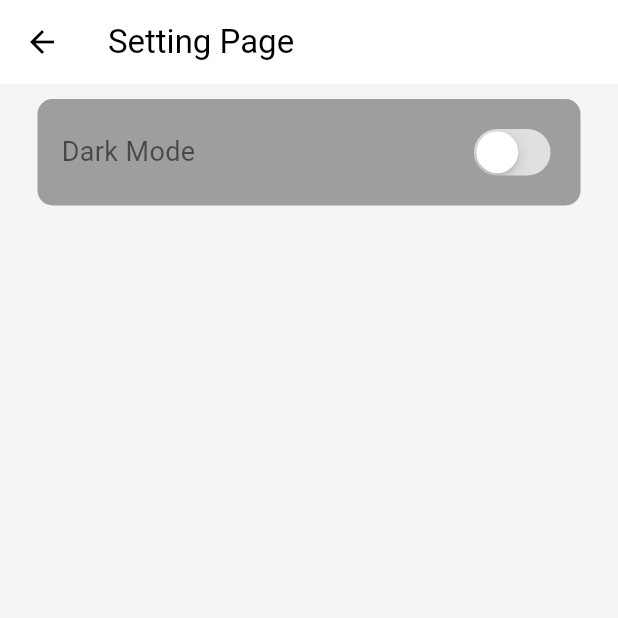
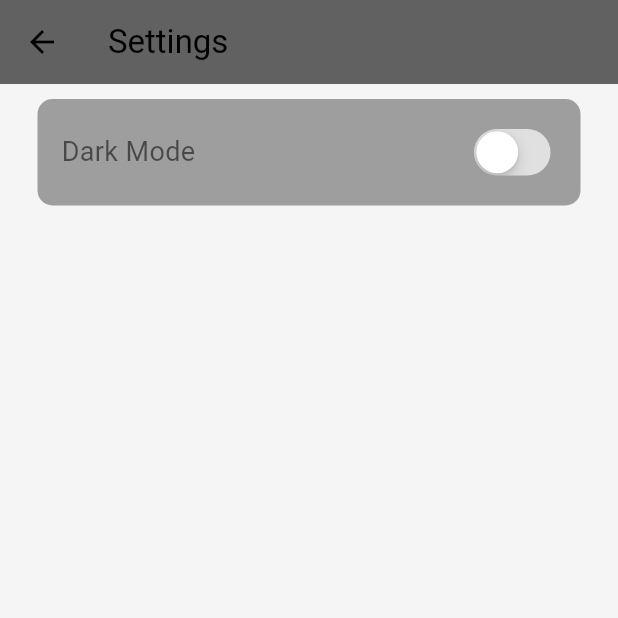
Before and after one commit to ErandaRandikaRox/Food_Dlivery_App_In_Flutter, a Flutter app: the Homepage screen opened directly, in the side drawer, after a tap on "S E T T I N G", on a phone screen of 412 x 824 dp, the top half of it. Run offline on Flutter 3.47's test engine with Material 3 defaults, Android fonts, the phone set to English and light mode, and no system bars; our stand-ins replace flutter_credit_card.

Commit message:
fix the dark theme eroor

```diff
--- a/food_delivery_app/lib/components/my_drawer.dart
+++ b/food_delivery_app/lib/components/my_drawer.dart
@@ -1,6 +1,6 @@
 import 'package:flutter/material.dart';
 import 'package:food_delivery_app/components/my_drawer_tile.dart';
-import 'package:food_delivery_app/pages/Setting_page.dart';
+import 'package:food_delivery_app/pages/setting_page.dart'; // Ensure case matches
 
 class MyDrawer extends StatelessWidget {
   const MyDrawer({super.key});
@@ -21,8 +21,7 @@ class MyDrawer extends StatelessWidget {
                 color: Theme.of(context).colorScheme.inversePrimary,
               ),
             ),
-
-            SizedBox(height: 25),
+            const SizedBox(height: 25),
             MyDrawerTile(
               icon: Icons.home,
               text: "H O M E",
@@ -32,18 +31,24 @@ class MyDrawer extends StatelessWidget {
             ),
             MyDrawerTile(
               icon: Icons.settings,
-              text: "S E T T I N G ",
+              text: "S E T T I N G",
               onTap: () {
+                Navigator.pop(context);
                 Navigator.push(
                   context,
                   MaterialPageRoute(builder: (context) => const SettingPage()),
                 );
               },
             ),
-
-            Spacer(),
-            MyDrawerTile(icon: Icons.logout, text: "L O G O U T", onTap: () {}),
-            SizedBox(height: 25),
+            const Spacer(),
+            MyDrawerTile(
+              icon: Icons.logout,
+              text: "L O G O U T",
+              onTap: () {
+                Navigator.pop(context);
+              },
+            ),
+            const SizedBox(height: 25),
           ],
         ),
       ),
--- a/food_delivery_app/lib/main.dart
+++ b/food_delivery_app/lib/main.dart
@@ -1,6 +1,6 @@
 import 'package:flutter/material.dart';
-import 'package:food_delivery_app/auth/loging_or_register.dart';
-import 'package:food_delivery_app/models/resturant.dart'; // Add this
+import 'package:food_delivery_app/auth/loging_or_register.dart'; // Corrected typo in path
+import 'package:food_delivery_app/models/resturant.dart'; // Corrected typo in 'Restaurant'
 import 'package:food_delivery_app/themes/theme_provider.dart';
 import 'package:provider/provider.dart';
 
@@ -8,8 +8,8 @@ void main() {
   runApp(
     MultiProvider(
       providers: [
-        ChangeNotifierProvider(create: (context) => ThemeProvider()),
-        ChangeNotifierProvider(create: (context) => Restaurant()), // Add this
+        ChangeNotifierProvider(create: (_) => ThemeProvider()),
+        ChangeNotifierProvider(create: (_) => Restaurant()),
       ],
       child: const MyApp(),
     ),
@@ -24,7 +24,7 @@ class MyApp extends StatelessWidget {
     return MaterialApp(
       debugShowCheckedModeBanner: false,
       home: const LoginOrRegister(),
-      theme: context.watch<ThemeProvider>().themedata,
+      theme: Provider.of<ThemeProvider>(context).themedata, // Dynamic theme
     );
   }
 }
--- a/food_delivery_app/lib/pages/Setting_page.dart
+++ b/food_delivery_app/lib/pages/Setting_page.dart
@@ -1,7 +1,7 @@
 import 'package:flutter/cupertino.dart';
 import 'package:flutter/material.dart';
 import 'package:provider/provider.dart';
-import 'package:food_delivery_app/themes/Theme_provider.dart';
+import 'package:food_delivery_app/themes/theme_provider.dart'; // Adjust path
 
 class SettingPage extends StatelessWidget {
   const SettingPage({super.key});
@@ -9,7 +9,10 @@ class SettingPage extends StatelessWidget {
   @override
   Widget build(BuildContext context) {
     return Scaffold(
-      appBar: AppBar(title: Text("Setting Page")),
+      appBar: AppBar(
+        title: const Text("Settings"),
+        backgroundColor: Theme.of(context).colorScheme.primary,
+      ),
       backgroundColor: Theme.of(context).colorScheme.background,
       body: Column(
         children: [
@@ -18,21 +21,24 @@ class SettingPage extends StatelessWidget {
               color: Theme.of(context).colorScheme.secondary,
               borderRadius: BorderRadius.circular(10),
             ),
-            padding: EdgeInsets.all(16),
-            margin: EdgeInsets.only(left: 25, right: 25, top: 10),
+            padding: const EdgeInsets.all(16),
+            margin: const EdgeInsets.only(left: 25, right: 25, top: 10),
             child: Row(
               mainAxisAlignment: MainAxisAlignment.spaceBetween,
               children: [
-                Text("Dark Mode", style: TextStyle(fontSize: 18)),
+                const Text(
+                  "Dark Mode",
+                  style: TextStyle(fontSize: 18),
+                ),
                 Consumer<ThemeProvider>(
-                  // ✅ Use Consumer to rebuild UI when state changes
                   builder: (context, themeProvider, child) {
                     return CupertinoSwitch(
-                      trackColor:
-                          Colors.grey.shade300, // ✅ Light mode track color
+                      trackColor: Colors.grey.shade300,
                       activeColor: Theme.of(context).colorScheme.primary,
-                      value: themeProvider.isDarkMode, // ✅ Correctly updates UI
-                      onChanged: (value) => themeProvider.toggleTheme(),
+                      value: themeProvider.isDarkMode,
+                      onChanged: (value) {
+                        themeProvider.toggleTheme();
+                      },
                     );
                   },
                 ),
--- a/food_delivery_app/lib/themes/Theme_provider.dart
+++ b/food_delivery_app/lib/themes/Theme_provider.dart
@@ -1,6 +1,7 @@
 import 'package:flutter/material.dart';
 import 'package:food_delivery_app/themes/Dart_theme.dart';
-import 'package:food_delivery_app/themes/light_theme.dart';
+import 'package:food_delivery_app/themes/light_theme.dart'; // Adjust path
+import 'package:food_delivery_app/themes/Dart_theme.dart';
 
 class ThemeProvider with ChangeNotifier {
   ThemeData _themeData = LightMode;
```
